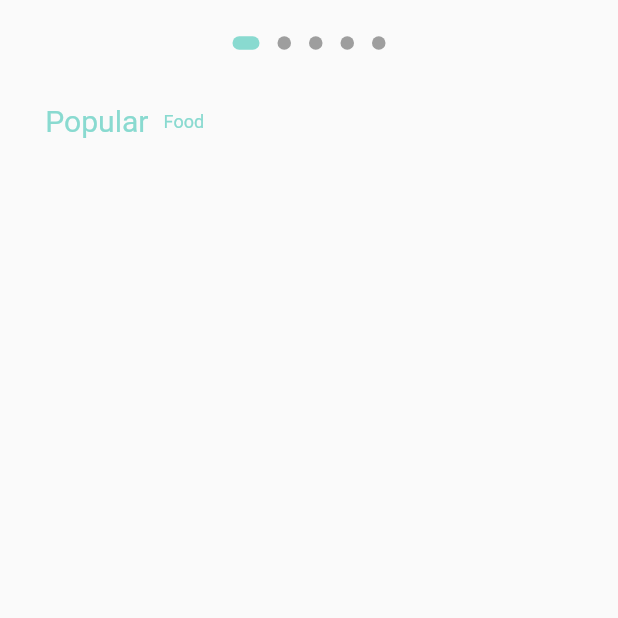
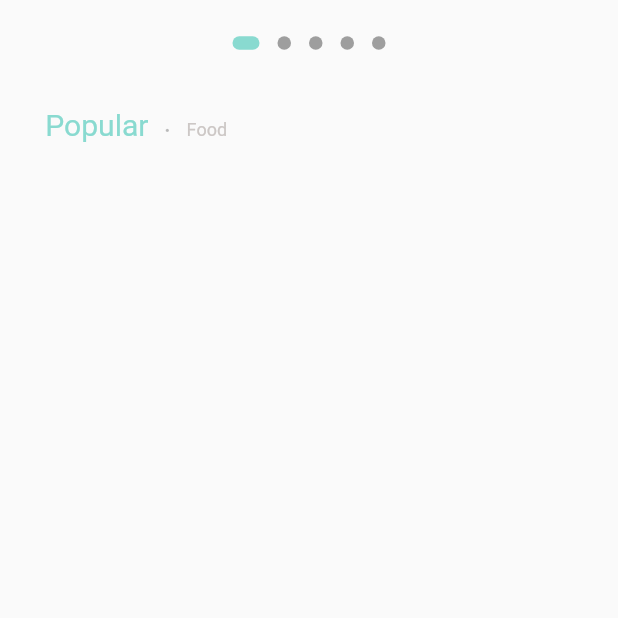
Before and after one commit to Deathkon/flow, a Flutter app: the screen it shows after launch, on a phone screen of 412 x 824 dp, the part 618-1236 px from its top. Run offline on Flutter 3.47's test engine with Material 2 defaults, Android fonts, the phone set to English and light mode, and no system bars; drawn by our look-alikes of dots_indicator; our stand-ins replace get.

Commit message:
remove some errors

```diff
--- a/lib/home/food_page_body.dart
+++ b/lib/home/food_page_body.dart
@@ -1,6 +1,6 @@
 import 'package:dots_indicator/dots_indicator.dart';
 import 'package:flow/utils/dimensions.dart';
-import 'package:flutter/cupertino.dart';
+// import 'package:flutter/cupertino.dart';
 import 'package:flutter/material.dart';
 import 'package:flow/utils/colors.dart';
 import 'package:flow/widgets/big_text.dart';
@@ -46,7 +46,7 @@ class _FoodPageBodyState extends State<FoodPageBody> {
                 return _buildPageItem(position);
               }),
         ),
-
+        // Dots
         DotsIndicator(
     dotsCount: 5,
     position: _currentPageValue,
@@ -62,10 +62,22 @@ class _FoodPageBodyState extends State<FoodPageBody> {
         Container(
           margin: EdgeInsets.only(left: Dimensions.width30),
           child: Row(
+            crossAxisAlignment: CrossAxisAlignment.end,
             children: [
               BigText(text: "Popular", color: AppColors.mainColor),
               SizedBox(width: Dimensions.width10),
-              SmallText(text: "Food", color: AppColors.mainColor),
+              Container(
+                margin: const EdgeInsets.only(bottom: 2.5),
+                child: BigText(
+                  text: ".",
+                  color: Colors.black26),
+              ),
+              SizedBox(width: Dimensions.width10),
+              Container(
+                margin: const EdgeInsets.only(bottom: 2),
+                child: SmallText(
+                  text: "Food"),
+              ),
             ],
           ),
         )
--- a/lib/home/main_food_page.dart
+++ b/lib/home/main_food_page.dart
@@ -1,6 +1,4 @@
-import 'dart:html';
-
-import 'package:flutter/cupertino.dart';
+// import 'package:flutter/cupertino.dart';
 import 'package:flutter/material.dart';
 import 'package:flow/home/food_page_body.dart';
 import 'package:flow/utils/colors.dart';
```
